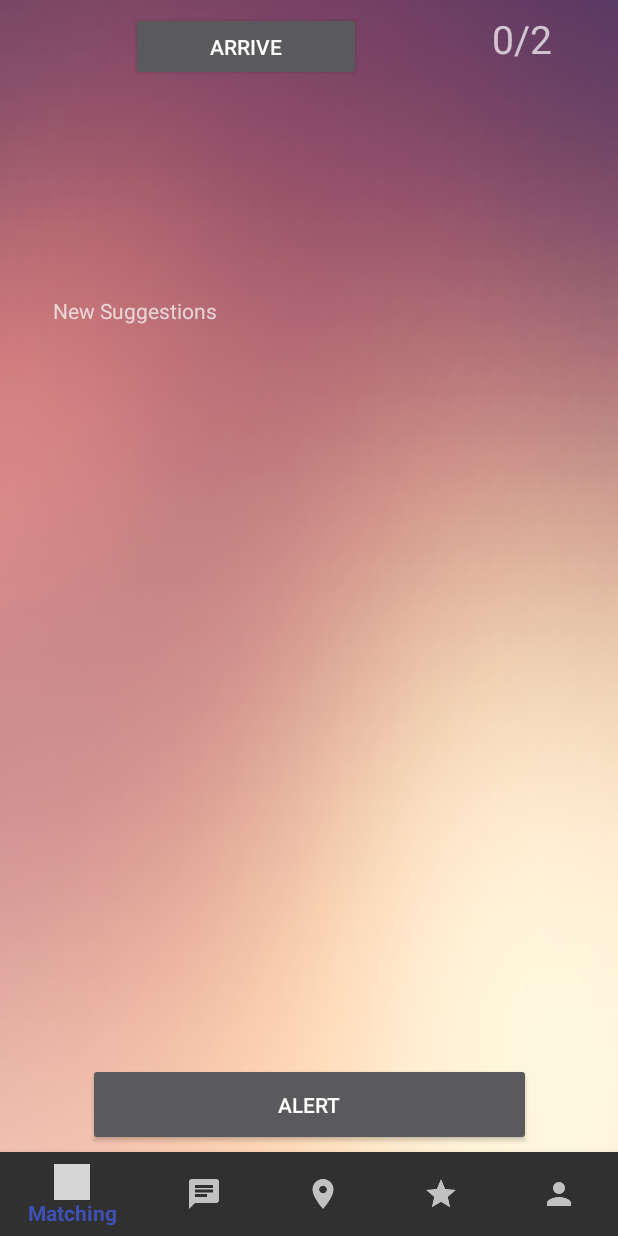
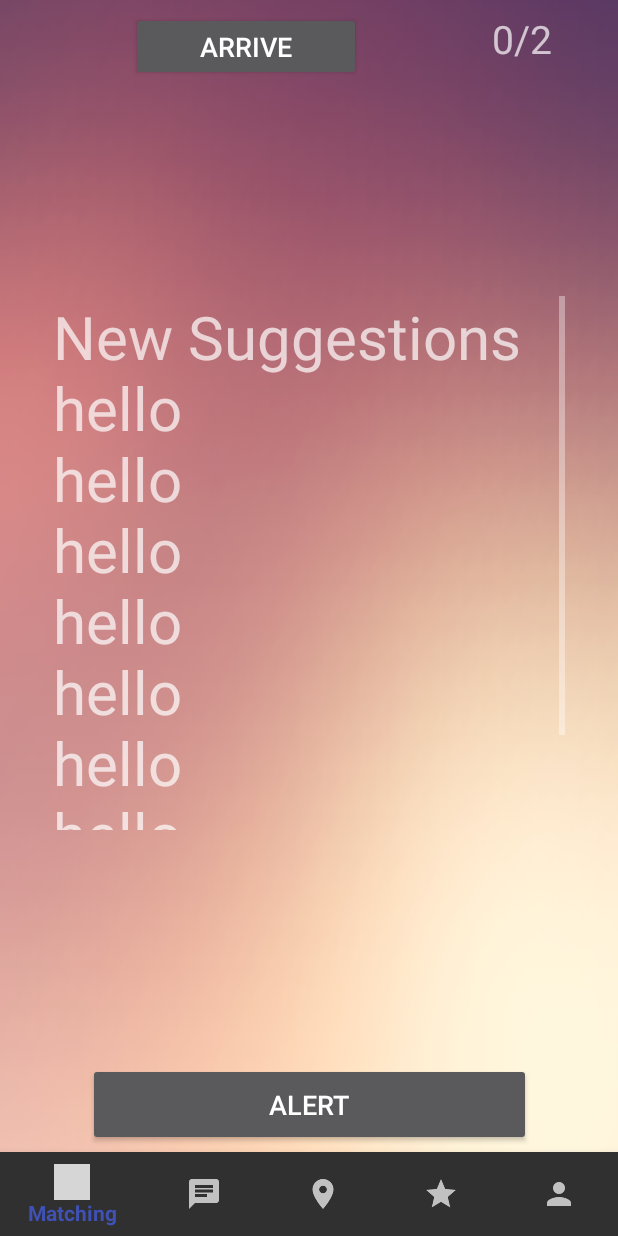
Before and after one commit to SummerProgram2018/DrinkingBuddies, an Android app: the fragment Tab2Destination placed in its activity, on a phone screen of 412 x 824 dp. Run offline under Robolectric (Android 15) with nearby library versions, the phone set to English and light mode, and no system bars; grey boxes are pictures that could not be loaded.

Commit message:
Destinations layout scroll view test

```diff
--- a/app/src/main/res/layout/fragment_tab2_destination.xml
+++ b/app/src/main/res/layout/fragment_tab2_destination.xml
@@ -29,6 +29,7 @@
         android:layout_marginStart="8dp"
         android:layout_marginTop="8dp"
         android:text="ARRIVE"
+        android:textSize="18sp"
         app:layout_constraintEnd_toStartOf="@+id/arriveStatTxtView"
         app:layout_constraintStart_toStartOf="parent"
         app:layout_constraintTop_toTopOf="parent" />
@@ -41,6 +42,7 @@
         android:layout_marginEnd="8dp"
         android:layout_marginStart="8dp"
         android:text="ALERT"
+        android:textSize="18sp"
         app:layout_constraintBottom_toBottomOf="parent"
         app:layout_constraintEnd_toEndOf="parent"
         app:layout_constraintStart_toStartOf="parent" />
@@ -59,16 +61,27 @@
         app:layout_constraintStart_toStartOf="parent"
         app:layout_constraintTop_toBottomOf="@+id/arriveStatTxtView">
 
-        <RelativeLayout
+        <LinearLayout
             android:layout_width="match_parent"
-            android:layout_height="wrap_content" >
+            android:layout_height="wrap_content"
+            android:orientation="vertical" >
 
             <TextView
                 android:id="@+id/newSuggestionsTxtView"
                 android:layout_width="wrap_content"
                 android:layout_height="wrap_content"
-                android:text="New Suggestions" />
-        </RelativeLayout>
+                android:text="New Suggestions
+                hello
+                hello
+                hello
+                hello
+                hello
+                hello
+                hello
+                hello final"
+                android:textSize="40sp"
+                />
+        </LinearLayout>
     </ScrollView>
 
 
```
